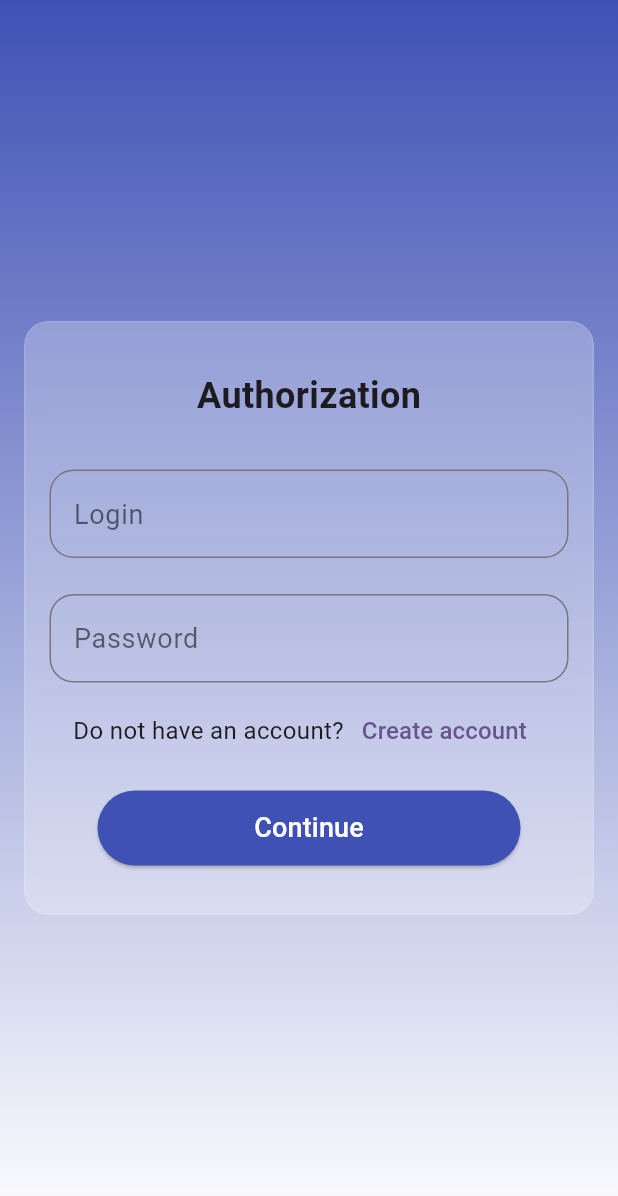
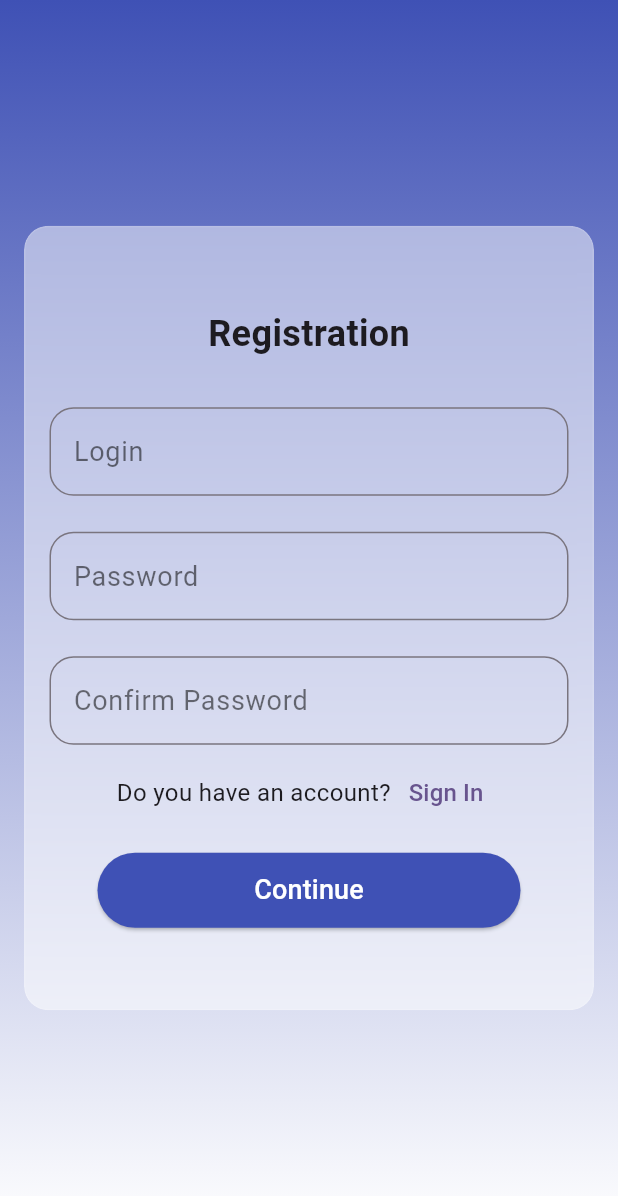
Before and after one commit to Vanyaaafc/NotesApp, a Flutter app: the screen it shows after launch, after a tap on "Create account", on a phone screen of 412 x 824 dp. Shown: the top 1196 px of the screen. Run offline on Flutter 3.47's test engine with Material 3 defaults, Android fonts, the phone set to English and light mode, and no system bars; our stand-ins replace firebase_auth, firebase_core, flutter_bloc, get_it, shared_preferences; accounts and stored records are empty; generated files the repository leaves out were written again.

Commit message:
Currently work Auth. Change SignUp

```diff
--- /dev/null
+++ b/lib/di.dart
@@ -0,0 +1,18 @@
+import 'package:get_it/get_it.dart';
+import 'package:notes_app/features/auth_screen/domain/auth_bloc.dart';
+import 'package:notes_app/firebase_service.dart';
+import 'package:shared_preferences/shared_preferences.dart';
+
+final g = GetIt.asNewInstance();
+
+Future<void> setup() async {
+ g.registerSingleton<FirebaseService>(FirebaseService());
+
+ final sharedPreferences = await _getStorage();
+ g.registerSingleton<SharedPreferences>(sharedPreferences);
+
+ g.registerSingleton<AuthBloc>(AuthBloc(g.get<FirebaseService>(), g.get<SharedPreferences>()));
+}
+
+Future<SharedPreferences> _getStorage() async =>
+    SharedPreferences.getInstance();
--- /dev/null
+++ b/lib/features/auth_screen/domain/auth_bloc.dart
@@ -0,0 +1,90 @@
+import 'package:firebase_auth/firebase_auth.dart';
+import 'package:flutter_bloc/flutter_bloc.dart';
+import 'package:notes_app/firebase_service.dart';
+import 'package:shared_preferences/shared_preferences.dart';
+
+part 'auth_event.dart';
+
+part 'auth_state.dart';
+
+class AuthBloc extends Bloc<AuthEvent, AuthState> {
+  AuthBloc(this._firebaseService, this._sharedPreferences) : super(AuthInitialState()) {
+    on<AuthEvent>((event, emit) {});
+    on<AuthInitialEvent>(_init);
+    on<RegisterEvent>(_onRegister);
+    on<LoginEvent>(_onLogin);
+    on<ShowSignUpScreenEvent>((event, emit) {
+      emit(ShowSignUpScreenState());
+    });
+    on<ShowAuthScreenEvent>((event, emit) {
+      emit(ShowAuthScreenState());
+    });
+    on<LogoutEvent>(_onLogout);
+  }
+
+  Future<void> _init(AuthInitialEvent event, Emitter<AuthState> emit) async {
+    if (_firebaseService.currentUser != null) {
+      emit(AuthLoadedState());
+    } else {
+      emit(AuthInitialState());
+    }
+  }
+
+  final FirebaseService _firebaseService;
+  final SharedPreferences _sharedPreferences;
+  final FirebaseAuth auth = FirebaseAuth.instance;
+
+  Future<void> _onRegister(
+      RegisterEvent event, Emitter<AuthState> emit) async {
+    emit(SignUpLoadingState());
+    try {
+      await auth.createUserWithEmailAndPassword(
+        email: event.email,
+        password: event.password,
+      );
+      emit(SignUpLoadedState());
+    } on FirebaseAuthException catch (e) {
+      emit(SignUpErrorState(error: e.message ?? 'Error during registration'));
+    } catch (e) {
+      emit(SignUpErrorState(error: e.toString()));
+    }
+  }
+
+  Future<void> _onLogin(LoginEvent event, Emitter<AuthState> emit) async {
+    emit(AuthLoadingState());
+    try {
+      UserCredential userCredential = await _firebaseService.auth.signInWithEmailAndPassword(
+        email: event.email,
+        password: event.password,
+      );
+
+      String? token = await userCredential.user?.getIdToken();
+      if (token != null) {
+        print("User token: $token");
+      } else {
+        print("Failed to retrieve user token.");
+      }
+
+      emit(AuthLoadedState());
+    } on FirebaseAuthException catch (e) {
+      if (e.code == 'user-not-found') {
+        emit(AuthErrorState(error: 'No user found Email'));
+      } else if (e.code == 'wrong-password') {
+        emit(AuthErrorState(error: 'Wrong password provided'));
+      } else {
+        emit(AuthErrorState(error: 'Unexpected occurred'));
+      }
+    }
+  }
+
+  Future<void> _onLogout(LogoutEvent event, Emitter<AuthState> emit) async {
+    emit(AuthLoadingState());
+    try {
+      await _firebaseService.auth.signOut();
+      _sharedPreferences.clear();
+      emit(AuthLogoutState());
+    } catch (e) {
+      emit(AuthErrorState(error: e.toString()));
+    }
+  }
+}
--- /dev/null
+++ b/lib/features/auth_screen/domain/auth_event.dart
@@ -0,0 +1,25 @@
+part of 'auth_bloc.dart';
+
+base class AuthEvent {}
+
+final class AuthInitialEvent extends AuthEvent {}
+
+final class LoginEvent extends AuthEvent {
+  final String email;
+  final String password;
+
+  LoginEvent({required this.email, required this.password});
+}
+
+final class RegisterEvent extends AuthEvent {
+  final String email;
+  final String password;
+
+  RegisterEvent({required this.email, required this.password});
+}
+
+final class ShowSignUpScreenEvent extends AuthEvent {}
+
+final class ShowAuthScreenEvent extends AuthEvent {}
+
+final class LogoutEvent extends AuthEvent {}
--- /dev/null
+++ b/lib/features/auth_screen/domain/auth_state.dart
@@ -0,0 +1,31 @@
+part of 'auth_bloc.dart';
+
+base class AuthState {}
+
+final class AuthInitialState extends AuthState {}
+
+final class AuthLoadingState extends AuthState {}
+
+final class AuthLoadedState extends AuthState {}
+
+final class AuthErrorState extends AuthState {
+  final String error;
+
+  AuthErrorState({required this.error});
+}
+
+final class SignUpLoadingState extends AuthState {}
+
+final class SignUpLoadedState extends AuthState {}
+
+final class SignUpErrorState extends AuthState {
+  final String error;
+
+  SignUpErrorState({required this.error});
+}
+
+final class ShowSignUpScreenState extends AuthState {}
+
+final class ShowAuthScreenState extends AuthState {}
+
+final class AuthLogoutState extends AuthState {}
--- a/lib/features/auth_screen/presentation/auth_screen.dart
+++ b/lib/features/auth_screen/presentation/auth_screen.dart
@@ -1,8 +1,14 @@
 import 'dart:ui';
+
 import 'package:flutter/material.dart';
+import 'package:flutter_bloc/flutter_bloc.dart';
+import 'package:notes_app/features/main_screen/presentation/main_screen.dart';
+import 'package:notes_app/features/sign_up/presentation/sign_up_screen.dart';
 import 'package:notes_app/shared/widgets/buttons/continue_button.dart';
 import 'package:notes_app/shared/widgets/text/title_text.dart';
 import 'package:notes_app/shared/widgets/text_fields/main_text_field.dart';
+
+import '../domain/auth_bloc.dart';
 
 class AuthScreen extends StatefulWidget {
   const AuthScreen({super.key});
@@ -14,6 +20,13 @@ class AuthScreen extends StatefulWidget {
 class _AuthScreenState extends State<AuthScreen> {
   final TextEditingController _loginController = TextEditingController();
   final TextEditingController _passwordController = TextEditingController();
+
+  @override
+  void dispose() {
+    _loginController.dispose();
+    _passwordController.dispose();
+    super.dispose();
+  }
 
   @override
   Widget build(BuildContext context) {
@@ -29,7 +42,6 @@ class _AuthScreenState extends State<AuthScreen> {
             ],
           ),
         ),
-        child: SafeArea(
         child: Center(
           child: Padding(
             padding: const EdgeInsets.all(16),
@@ -39,37 +51,94 @@ class _AuthScreenState extends State<AuthScreen> {
                 filter: ImageFilter.blur(sigmaX: 10, sigmaY: 10),
                 child: Container(
                   decoration: BoxDecoration(
-                      color: Colors.white.withOpacity(0.25),
+                    color: Colors.white.withOpacity(0.5),
                     borderRadius: BorderRadius.circular(16),
                     border: Border.all(color: Colors.white.withOpacity(0.1)),
                   ),
-                    padding: const EdgeInsets.symmetric(vertical: 32, horizontal: 16),
-                    child: Column(
+                  padding:
+                      const EdgeInsets.symmetric(vertical: 54, horizontal: 16),
+                  child: BlocListener<AuthBloc, AuthState>(
+                    listener: (context, state) {
+                      if (state is AuthErrorState) {
+                        ScaffoldMessenger.of(context)
+                            .showSnackBar(SnackBar(content: Text(state.error)));
+                      }
+                      if (state is AuthLoadedState) {
+                        Navigator.of(context).pushReplacement(
+                          MaterialPageRoute(builder: (BuildContext context) {
+                            return const MainScreen();
+                          }),
+                        );
+                      }
+                    },
+                    child: BlocBuilder<AuthBloc, AuthState>(
+                      builder: (context, state) {
+                        if (state is ShowSignUpScreenState) {
+                          return const SignUpScreen();
+                        }
+                        return Column(
                           mainAxisSize: MainAxisSize.min,
                           mainAxisAlignment: MainAxisAlignment.center,
                           children: [
                             const TitleText(title: 'Authorization'),
                             const SizedBox(height: 32),
-                        MainTextField(hint: 'Login', controller: _loginController),
+                            MainTextField(
+                              hint: 'Login',
+                              controller: _loginController,
+                              isPassword: false,
+                            ),
                             const SizedBox(height: 24),
-                        MainTextField(hint: 'Password', controller: _passwordController),
+                            MainTextField(
+                              hint: 'Password',
+                              controller: _passwordController,
+                              isPassword: true,
+                            ),
                             const SizedBox(height: 8),
+                            Column(
+                              children: [
                                 Row(
                                   mainAxisAlignment: MainAxisAlignment.center,
                                   children: [
-                            const Text('Do not have an account?', style: TextStyle(fontSize: 16)),
+                                    const Text('Do not have an account?',
+                                        style: TextStyle(fontSize: 16)),
                                     TextButton(
-                              onPressed: () {},
-                              child: const Text('Create account', style: TextStyle(fontSize: 16)),
+                                      onPressed: () {
+                                        context
+                                            .read<AuthBloc>()
+                                            .add(ShowSignUpScreenEvent());
+                                      },
+                                      child: const Text('Create account',
+                                          style: TextStyle(fontSize: 16)),
                                     ),
                                   ],
                                 ),
                                 const SizedBox(height: 16),
                                 Padding(
-                          padding: const EdgeInsets.symmetric(horizontal: 32),
-                          child: ContinueButton(onPressed: () {}, text: 'Continue'),
+                                  padding: const EdgeInsets.symmetric(
+                                      horizontal: 32),
+                                  child: ContinueButton(
+                                    onPressed: state is AuthLoadingState
+                                        ? null
+                                        : () {
+                                            context
+                                                .read<AuthBloc>()
+                                                .add(LoginEvent(
+                                                  email: _loginController.text,
+                                                  password:
+                                                      _passwordController.text,
+                                                ));
+                                          },
+                                    text: state is AuthLoadingState
+                                        ? null
+                                        : 'Continue',
+                                    isLoading: state is AuthLoadingState,
+                                  ),
                                 ),
                               ],
+                            )
+                          ],
+                        );
+                      },
                     ),
                   ),
                 ),
--- /dev/null
+++ b/lib/features/sign_up/presentation/sign_up_screen.dart
@@ -0,0 +1,115 @@
+import 'package:flutter/material.dart';
+import 'package:flutter_bloc/flutter_bloc.dart';
+import 'package:notes_app/features/auth_screen/domain/auth_bloc.dart';
+import 'package:notes_app/features/auth_screen/presentation/auth_screen.dart';
+import 'package:notes_app/features/main_screen/presentation/main_screen.dart';
+import 'package:notes_app/shared/widgets/buttons/continue_button.dart';
+import 'package:notes_app/shared/widgets/text/title_text.dart';
+import 'package:notes_app/shared/widgets/text_fields/main_text_field.dart';
+
+class SignUpScreen extends StatefulWidget {
+  const SignUpScreen({super.key});
+
+  @override
+  State<SignUpScreen> createState() => _SignUpScreenState();
+}
+
+class _SignUpScreenState extends State<SignUpScreen> {
+  final TextEditingController _createLoginController = TextEditingController();
+  final TextEditingController _createPasswordController =
+      TextEditingController();
+  final TextEditingController _confirmPasswordController =
+      TextEditingController();
+
+  @override
+  void dispose() {
+    _createLoginController.dispose();
+    _createPasswordController.dispose();
+    _confirmPasswordController.dispose();
+    super.dispose();
+  }
+
+  @override
+  Widget build(BuildContext context) {
+    return Column(
+      mainAxisSize: MainAxisSize.min,
+      mainAxisAlignment: MainAxisAlignment.center,
+      children: [
+        const TitleText(title: 'Registration'),
+        const SizedBox(height: 32),
+        MainTextField(
+          hint: 'Login',
+          controller: _createLoginController,
+          isPassword: false,
+        ),
+        const SizedBox(height: 24),
+        MainTextField(
+          hint: 'Password',
+          controller: _createPasswordController,
+          isPassword: true,
+        ),
+        const SizedBox(height: 24),
+        MainTextField(
+          hint: 'Confirm Password',
+          controller: _confirmPasswordController,
+          isPassword: true,
+        ),
+        const SizedBox(height: 8),
+        Row(
+          mainAxisAlignment: MainAxisAlignment.center,
+          children: [
+            const Text('Do you have an account?',
+                style: TextStyle(fontSize: 16)),
+            BlocBuilder<AuthBloc, AuthState>(
+              builder: (context, state) {
+                if (state is ShowAuthScreenState) {
+                  return const AuthScreen();
+                }
+                return TextButton(
+                  onPressed: () {
+                    context.read<AuthBloc>().add(ShowAuthScreenEvent());
+                  },
+                  child: const Text('Sign In', style: TextStyle(fontSize: 16)),
+                );
+              },
+            ),
+          ],
+        ),
+        const SizedBox(height: 16),
+        Padding(
+          padding: const EdgeInsets.symmetric(horizontal: 32),
+          child: BlocListener<AuthBloc, AuthState>(
+            listener: (context, state) {
+              if (state is SignUpErrorState) {
+                ScaffoldMessenger.of(context)
+                    .showSnackBar(SnackBar(content: Text(state.error)));
+              }
+              if (state is SignUpLoadedState) {
+                Navigator.of(context).pushReplacement(
+                    MaterialPageRoute(builder: (BuildContext context) {
+                      return const MainScreen();
+                    }));
+              }
+            },
+            child: BlocBuilder<AuthBloc, AuthState>(
+              builder: (context, state) {
+                return ContinueButton(
+                  onPressed: state is SignUpLoadingState
+                      ? null
+                      : () {
+                          context.read<AuthBloc>().add(RegisterEvent(
+                                email: _createLoginController.text,
+                                password: _createPasswordController.text,
+                              ));
+                        },
+                  text: state is SignUpLoadingState ? null : 'Continue',
+                  isLoading: state is SignUpLoadingState,
+                );
+              },
+            ),
+          ),
+        )
+      ],
+    );
+  }
+}
--- /dev/null
+++ b/lib/firebase_service.dart
@@ -0,0 +1,33 @@
+import 'package:firebase_auth/firebase_auth.dart';
+
+class FirebaseService {
+  static final FirebaseService _singleton = FirebaseService._internal();
+
+  factory FirebaseService() => _singleton;
+
+  FirebaseService._internal();
+
+  final auth = FirebaseAuth.instance;
+
+  User? get currentUser => FirebaseAuth.instance.currentUser;
+
+  bool isUserLoggedIn() {
+    return auth.currentUser != null;
+  }
+
+  // Future<void> tokenListener() async {
+  //   final storage = await SharedPreferences.getInstance();
+  //   try {
+  //     auth.idTokenChanges().listen((user) async {
+  //       if (user != null) {
+  //         final userToken = await user.getIdToken();
+  //         storage.setString(kToken, userToken!);
+  //       } else {
+  //         storage.remove(kToken);
+  //       }
+  //     });
+  //   } catch (e) {
+  //     log('[AuthBloc][_tokenListener] $e');
+  //   }
+  // }
+}
--- a/lib/main.dart
+++ b/lib/main.dart
@@ -1,7 +1,18 @@
+import 'package:firebase_core/firebase_core.dart';
 import 'package:flutter/material.dart';
+import 'package:flutter_bloc/flutter_bloc.dart';
+import 'package:notes_app/features/auth_screen/domain/auth_bloc.dart';
 import 'package:notes_app/features/auth_screen/presentation/auth_screen.dart';
 
-void main() {
+import 'di.dart';
+import 'firebase_options.dart';
+
+void main() async {
+  WidgetsFlutterBinding.ensureInitialized();
+  await Firebase.initializeApp(
+    options: DefaultFirebaseOptions.currentPlatform,
+  );
+  await setup();
   runApp(const MyApp());
 }
 
@@ -10,13 +21,18 @@ class MyApp extends StatelessWidget {
 
   @override
   Widget build(BuildContext context) {
-    return MaterialApp(
-      debugShowCheckedModeBanner: false,
-      theme: ThemeData(
-        colorScheme: ColorScheme.fromSeed(seedColor: Colors.deepPurple),
-        useMaterial3: true,
+    return MultiBlocProvider(
+      providers: [
+        BlocProvider.value(value: g.get<AuthBloc>()..add(AuthInitialEvent())),
+      ],
+      child: MaterialApp(
+        debugShowCheckedModeBanner: false,
+        theme: ThemeData(
+          colorScheme: ColorScheme.fromSeed(seedColor: Colors.deepPurple),
+          useMaterial3: true,
+        ),
+        home: const AuthScreen(),
       ),
-      home: const AuthScreen(),
     );
   }
 }
--- /dev/null
+++ b/lib/shared/app_keys.dart
@@ -0,0 +1 @@
+const kToken = 'kToken';
--- a/lib/shared/widgets/buttons/continue_button.dart
+++ b/lib/shared/widgets/buttons/continue_button.dart
@@ -1,11 +1,16 @@
 import 'package:flutter/material.dart';
 
 class ContinueButton extends StatelessWidget {
-  final void Function() onPressed;
-  final String text;
+  final VoidCallback? onPressed;
+  final String? text;
+  final bool isLoading;
 
-  const ContinueButton(
-      {super.key, required this.onPressed, required this.text});
+  const ContinueButton({
+    super.key,
+    required this.onPressed,
+    this.text,
+    this.isLoading = false,
+  });
 
   @override
   Widget build(BuildContext context) {
@@ -13,14 +18,24 @@ class ContinueButton extends StatelessWidget {
       height: 50,
       width: double.infinity,
       child: ElevatedButton(
-          onPressed: onPressed,
-          style: ButtonStyle(
+        onPressed: onPressed,
+        style: ButtonStyle(
             backgroundColor: WidgetStateProperty.all<Color>(Colors.indigo)
+        ),
+        child: isLoading
+            ? const SizedBox(
+          height: 20,
+          width: 20,
+          child: CircularProgressIndicator(
+            strokeWidth: 2,
+            valueColor: AlwaysStoppedAnimation<Color>(Colors.white),
           ),
-          child: Text(
-            text,
-            style: const TextStyle(fontWeight: FontWeight.w500, fontSize: 18, color: Colors.white),
-          )),
+        )
+            : Text(
+          text ?? '',
+          style: const TextStyle(fontWeight: FontWeight.w500, fontSize: 18, color: Colors.white),
+        ),
+      ),
     );
   }
 }
--- a/lib/shared/widgets/text_fields/main_text_field.dart
+++ b/lib/shared/widgets/text_fields/main_text_field.dart
@@ -3,19 +3,30 @@ import 'package:flutter/material.dart';
 class MainTextField extends StatelessWidget {
   final TextEditingController controller;
   final String hint;
-  const MainTextField({super.key, required this.hint, required this.controller});
+  final bool isPassword;
+  final void Function(String)? onChanged;
+
+  const MainTextField({
+    super.key,
+    required this.hint,
+    required this.controller,
+    required this.isPassword,
+    this.onChanged,
+  });
 
   @override
   Widget build(BuildContext context) {
     return TextField(
       controller: controller,
       maxLines: 1,
+      obscureText: isPassword,
+      onChanged: onChanged,
       decoration: InputDecoration(
         hintStyle: const TextStyle(fontSize: 18, color: Colors.black54),
         hintText: hint,
         border: const OutlineInputBorder(
-          borderRadius: BorderRadius.all(Radius.circular(16))
-        )
+          borderRadius: BorderRadius.all(Radius.circular(16)),
+        ),
       ),
     );
   }
--- a/pubspec.yaml
+++ b/pubspec.yaml
@@ -35,6 +35,12 @@ dependencies:
   # The following adds the Cupertino Icons font to your application.
   # Use with the CupertinoIcons class for iOS style icons.
   cupertino_icons: ^1.0.8
+  firebase_auth: ^5.4.0
+  firebase_core: ^3.10.0
+  flutter_bloc: ^9.0.0
+  equatable: ^2.0.7
+  get_it: ^8.0.3
+  shared_preferences: ^2.3.5
 
 dev_dependencies:
   flutter_test:
```
Also changed, not shown: lib/features/main_screen/presentation/main_screen.dart (added, +40 -0 lines), pubspec.lock, 6 other files. Lines whose indentation alone changed are shown as unchanged.
